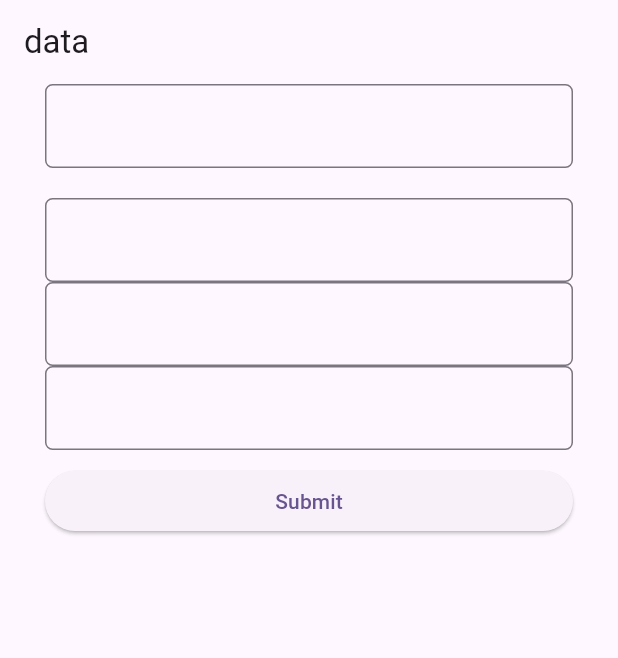
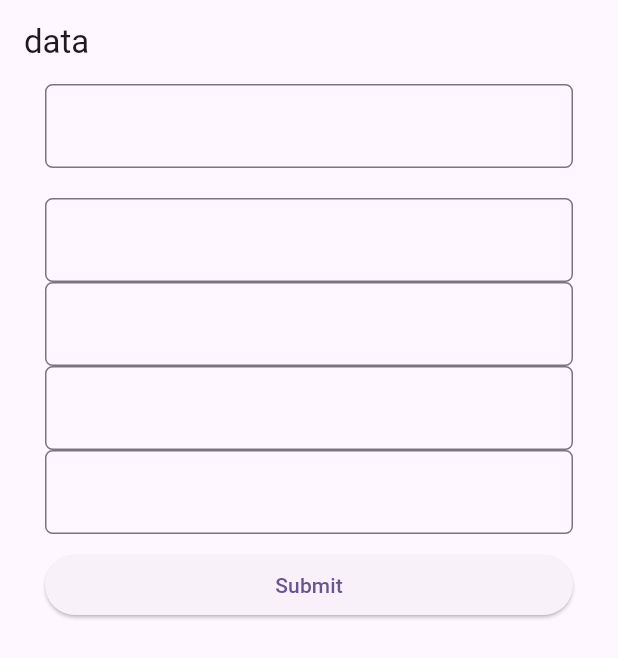
Before and after one commit to Ananya-patel95/myform, a Flutter app: the screen it shows after launch, on a phone screen of 412 x 824 dp. Shown: the top 658 px of the screen. Run offline on Flutter 3.47's test engine with Material 3 defaults, Android fonts, the phone set to English and light mode, and no system bars.

Commit message:
add more textfild

```diff
--- a/lib/form.dart
+++ b/lib/form.dart
@@ -50,6 +50,12 @@ class _MyformState extends State<Myform> {
                     border: OutlineInputBorder(
                         borderRadius: BorderRadius.circular(5))),
               ),
+              TextFormField(
+                controller: passwordController,
+                decoration: InputDecoration(
+                    border: OutlineInputBorder(
+                        borderRadius: BorderRadius.circular(5))),
+              ),
 
               SizedBox(
                 height: 10,
```
